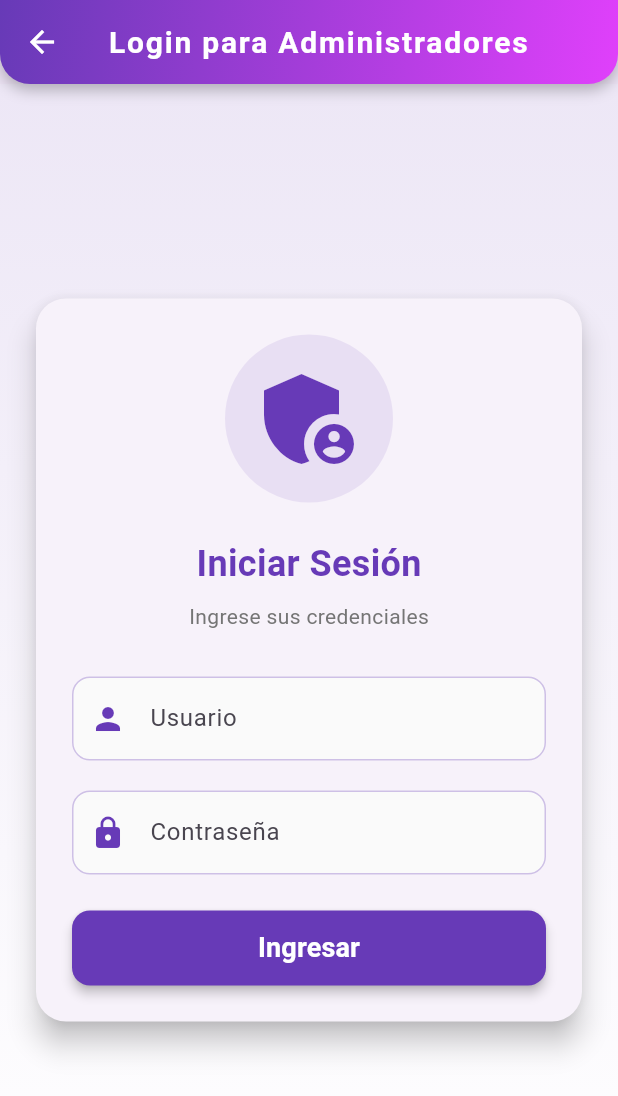
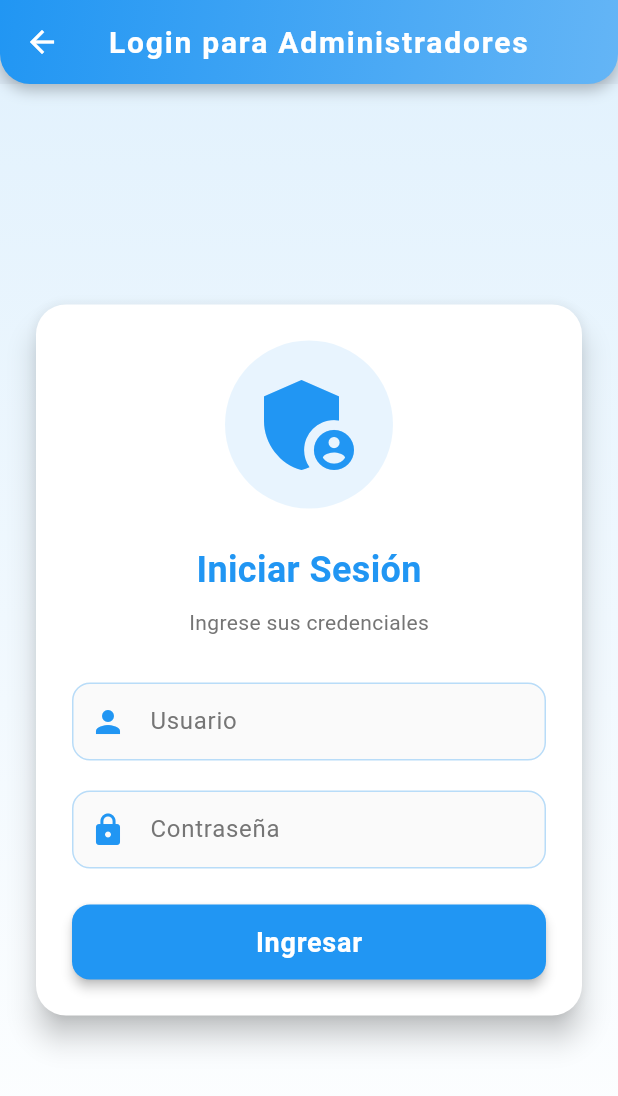
Before and after one commit to cristianchamorro/App_pedidos, a Flutter app: the screen it shows after launch, after a tap on "Ingresar como Administrador", on a phone screen of 412 x 824 dp. Shown: the top 1096 px of the screen. Run offline on Flutter 3.47's test engine with Material 3 defaults, Android fonts, the phone set to English and light mode, and no system bars; our stand-ins replace font_awesome_flutter, geocoding, geolocator, google_maps_flutter; network calls fail.

Commit message:
Implement light blue theme for food delivery app
Co-authored-by: cristianchamorro <17732871+cristianchamorro@users.noreply.github.com>

```diff
--- a/app_frontend/lib/main.dart
+++ b/app_frontend/lib/main.dart
@@ -7,6 +7,7 @@ import 'package:app_pedidos/pages/login_admin_page.dart';
 import 'pages/pedidos_cocinero_page.dart';
 import 'package:app_pedidos/pages/pedidos_cajero_page.dart';
 import 'package:app_pedidos/pages/domiciliario_page.dart';
+import 'package:app_pedidos/theme/app_theme.dart';
 
 void main() {
   runApp(const MyApp());
@@ -20,9 +21,7 @@ class MyApp extends StatelessWidget {
     return MaterialApp(
       debugShowCheckedModeBanner: false,
       title: 'App Pedidos',
-      theme: ThemeData(
-        primarySwatch: Colors.deepPurple,
-      ),
+      theme: AppTheme.lightTheme,
       home: const LoginChoicePage(), // ✅ pantalla inicial unificada
       routes: {
         '/location': (context) {
--- a/app_frontend/lib/pages/login_admin_page.dart
+++ b/app_frontend/lib/pages/login_admin_page.dart
@@ -1,5 +1,6 @@
 import 'package:flutter/material.dart';
 import '../api_service.dart';
+import '../theme/app_theme.dart';
 
 class LoginAdminPage extends StatefulWidget {
   const LoginAdminPage({super.key});
@@ -104,13 +105,9 @@ class _LoginAdminPageState extends State<LoginAdminPage> {
         elevation: 8,
         backgroundColor: Colors.transparent,
         flexibleSpace: Container(
-          decoration: const BoxDecoration(
-            gradient: LinearGradient(
-              colors: [Colors.deepPurple, Colors.purpleAccent],
-              begin: Alignment.topLeft,
-              end: Alignment.bottomRight,
-            ),
-            borderRadius: BorderRadius.vertical(
+          decoration: BoxDecoration(
+            gradient: AppTheme.primaryGradient,
+            borderRadius: const BorderRadius.vertical(
               bottom: Radius.circular(20),
             ),
             boxShadow: [
@@ -127,14 +124,7 @@ class _LoginAdminPageState extends State<LoginAdminPage> {
 
       body: Container(
         decoration: BoxDecoration(
-          gradient: LinearGradient(
-            begin: Alignment.topCenter,
-            end: Alignment.bottomCenter,
-            colors: [
-              Colors.deepPurple[50]!,
-              Colors.white,
-            ],
-          ),
+          gradient: AppTheme.backgroundGradient,
         ),
         child: Padding(
           padding: const EdgeInsets.all(20.0),
@@ -155,13 +145,13 @@ class _LoginAdminPageState extends State<LoginAdminPage> {
                         Container(
                           padding: const EdgeInsets.all(16),
                           decoration: BoxDecoration(
-                            color: Colors.deepPurple.withOpacity(0.1),
+                            color: AppTheme.primary.withOpacity(0.1),
                             shape: BoxShape.circle,
                           ),
                           child: const Icon(
                             Icons.admin_panel_settings,
                             size: 80,
-                            color: Colors.deepPurple,
+                            color: AppTheme.primary,
                           ),
                         ),
                         const SizedBox(height: 24),
@@ -170,7 +160,7 @@ class _LoginAdminPageState extends State<LoginAdminPage> {
                           style: TextStyle(
                             fontSize: 24,
                             fontWeight: FontWeight.bold,
-                            color: Colors.deepPurple,
+                            color: AppTheme.primary,
                           ),
                         ),
                         const SizedBox(height: 8),
@@ -186,17 +176,17 @@ class _LoginAdminPageState extends State<LoginAdminPage> {
                           controller: _usernameController,
                           decoration: InputDecoration(
                             labelText: "Usuario",
-                            prefixIcon: const Icon(Icons.person, color: Colors.deepPurple),
+                            prefixIcon: const Icon(Icons.person, color: AppTheme.primary),
                             border: OutlineInputBorder(
                               borderRadius: BorderRadius.circular(12),
                             ),
                             enabledBorder: OutlineInputBorder(
                               borderRadius: BorderRadius.circular(12),
-                              borderSide: BorderSide(color: Colors.deepPurple.withOpacity(0.3)),
+                              borderSide: BorderSide(color: AppTheme.primary.withOpacity(0.3)),
                             ),
                             focusedBorder: OutlineInputBorder(
                               borderRadius: BorderRadius.circular(12),
-                              borderSide: const BorderSide(color: Colors.deepPurple, width: 2),
+                              borderSide: const BorderSide(color: AppTheme.primary, width: 2),
                             ),
                             filled: true,
                             fillColor: Colors.grey[50],
@@ -209,17 +199,17 @@ class _LoginAdminPageState extends State<LoginAdminPage> {
                           controller: _passwordController,
                           decoration: InputDecoration(
                             labelText: "Contraseña",
-                            prefixIcon: const Icon(Icons.lock, color: Colors.deepPurple),
+                            prefixIcon: const Icon(Icons.lock, color: AppTheme.primary),
                             border: OutlineInputBorder(
                               borderRadius: BorderRadius.circular(12),
                             ),
                             enabledBorder: OutlineInputBorder(
                               borderRadius: BorderRadius.circular(12),
-                              borderSide: BorderSide(color: Colors.deepPurple.withOpacity(0.3)),
+                              borderSide: BorderSide(color: AppTheme.primary.withOpacity(0.3)),
                             ),
                             focusedBorder: OutlineInputBorder(
                               borderRadius: BorderRadius.circular(12),
-                              borderSide: const BorderSide(color: Colors.deepPurple, width: 2),
+                              borderSide: const BorderSide(color: AppTheme.primary, width: 2),
                             ),
                             filled: true,
                             fillColor: Colors.grey[50],
@@ -258,7 +248,7 @@ class _LoginAdminPageState extends State<LoginAdminPage> {
                               ? const Center(child: CircularProgressIndicator())
                               : ElevatedButton(
                             style: ElevatedButton.styleFrom(
-                              backgroundColor: Colors.deepPurple,
+                              backgroundColor: AppTheme.primary,
                               foregroundColor: Colors.white,
                               elevation: 3,
                               shape: RoundedRectangleBorder(
--- a/app_frontend/lib/pages/login_choice_page.dart
+++ b/app_frontend/lib/pages/login_choice_page.dart
@@ -1,6 +1,7 @@
 import 'package:flutter/material.dart';
 import '../screens/location_screen.dart';
 import 'login_admin_page.dart';
+import '../theme/app_theme.dart';
 
 class LoginChoicePage extends StatelessWidget {
   const LoginChoicePage({super.key});
@@ -8,7 +9,7 @@ class LoginChoicePage extends StatelessWidget {
   @override
   Widget build(BuildContext context) {
     return Scaffold(
-      backgroundColor: Colors.deepPurple[50],
+      backgroundColor: AppTheme.primaryVeryLight,
       appBar: AppBar(
         title: const Text(
           "Bienvenido",
@@ -23,13 +24,9 @@ class LoginChoicePage extends StatelessWidget {
         elevation: 8,
         backgroundColor: Colors.transparent,
         flexibleSpace: Container(
-          decoration: const BoxDecoration(
-            gradient: LinearGradient(
-              colors: [Colors.deepPurple, Colors.purpleAccent],
-              begin: Alignment.topLeft,
-              end: Alignment.bottomRight,
-            ),
-            borderRadius: BorderRadius.vertical(
+          decoration: BoxDecoration(
+            gradient: AppTheme.primaryGradient,
+            borderRadius: const BorderRadius.vertical(
               bottom: Radius.circular(20),
             ),
             boxShadow: [
@@ -56,7 +53,7 @@ class LoginChoicePage extends StatelessWidget {
                   shape: BoxShape.circle,
                   boxShadow: [
                     BoxShadow(
-                      color: Colors.deepPurple.withOpacity(0.3),
+                      color: AppTheme.primary.withOpacity(0.3),
                       blurRadius: 15,
                       spreadRadius: 5,
                     ),
@@ -65,7 +62,7 @@ class LoginChoicePage extends StatelessWidget {
                 child: const Icon(
                   Icons.restaurant_menu,
                   size: 80,
-                  color: Colors.deepPurple,
+                  color: AppTheme.primary,
                 ),
               ),
               const SizedBox(height: 40),
@@ -85,10 +82,10 @@ class LoginChoicePage extends StatelessWidget {
                 height: 60,
                 child: ElevatedButton.icon(
                   style: ElevatedButton.styleFrom(
-                    backgroundColor: Colors.deepPurple,
+                    backgroundColor: AppTheme.primary,
                     foregroundColor: Colors.white,
                     elevation: 5,
-                    shadowColor: Colors.deepPurple.withOpacity(0.5),
+                    shadowColor: AppTheme.primary.withOpacity(0.5),
                     shape: RoundedRectangleBorder(
                       borderRadius: BorderRadius.circular(15),
                     ),
@@ -116,10 +113,10 @@ class LoginChoicePage extends StatelessWidget {
                 child: ElevatedButton.icon(
                   style: ElevatedButton.styleFrom(
                     backgroundColor: Colors.white,
-                    foregroundColor: Colors.deepPurple,
+                    foregroundColor: AppTheme.primary,
                     elevation: 5,
-                    shadowColor: Colors.deepPurple.withOpacity(0.3),
-                    side: const BorderSide(color: Colors.deepPurple, width: 2),
+                    shadowColor: AppTheme.primary.withOpacity(0.3),
+                    side: const BorderSide(color: AppTheme.primary, width: 2),
                     shape: RoundedRectangleBorder(
                       borderRadius: BorderRadius.circular(15),
                     ),
--- /dev/null
+++ b/app_frontend/lib/theme/app_theme.dart
@@ -0,0 +1,358 @@
+import 'package:flutter/material.dart';
+
+/// App Theme for Food Delivery Application
+/// Uses a light blue color scheme suitable for food ordering apps
+class AppTheme {
+  // Primary Colors - Light Blue Theme
+  static const Color primary = Color(0xFF2196F3); // Blue 500
+  static const Color primaryLight = Color(0xFF64B5F6); // Blue 300
+  static const Color primaryDark = Color(0xFF1976D2); // Blue 700
+  static const Color primaryVeryLight = Color(0xFFE3F2FD); // Blue 50
+
+  // Secondary Colors - Complementary Orange for food-related actions
+  static const Color secondary = Color(0xFFFF9800); // Orange 500
+  static const Color secondaryLight = Color(0xFFFFB74D); // Orange 300
+  static const Color secondaryDark = Color(0xFFF57C00); // Orange 700
+
+  // Accent Colors
+  static const Color accent = Color(0xFF00BCD4); // Cyan 500
+  static const Color accentLight = Color(0xFF4DD0E1); // Cyan 300
+
+  // Status Colors
+  static const Color success = Color(0xFF4CAF50); // Green 500
+  static const Color warning = Color(0xFFFF9800); // Orange 500
+  static const Color error = Color(0xFFF44336); // Red 500
+  static const Color info = Color(0xFF2196F3); // Blue 500
+
+  // Neutral Colors
+  static const Color background = Color(0xFFF5F5F5); // Grey 100
+  static const Color surface = Colors.white;
+  static const Color surfaceVariant = Color(0xFFFAFAFA); // Grey 50
+
+  // Text Colors
+  static const Color textPrimary = Color(0xFF212121); // Grey 900
+  static const Color textSecondary = Color(0xFF757575); // Grey 600
+  static const Color textHint = Color(0xFF9E9E9E); // Grey 500
+  static const Color textOnPrimary = Colors.white;
+
+  // Border Colors
+  static const Color border = Color(0xFFE0E0E0); // Grey 300
+  static const Color divider = Color(0xFFBDBDBD); // Grey 400
+
+  /// Main App Theme Data
+  static ThemeData get lightTheme {
+    return ThemeData(
+      useMaterial3: true,
+
+      // Color Scheme
+      colorScheme: ColorScheme.light(
+        primary: primary,
+        primaryContainer: primaryLight,
+        secondary: secondary,
+        secondaryContainer: secondaryLight,
+        tertiary: accent,
+        tertiaryContainer: accentLight,
+        surface: surface,
+        surfaceContainerHighest: surfaceVariant,
+        error: error,
+        onPrimary: textOnPrimary,
+        onSecondary: textOnPrimary,
+        onSurface: textPrimary,
+        onError: textOnPrimary,
+      ),
+
+      // Primary Color Swatch
+      primaryColor: primary,
+      primaryColorLight: primaryLight,
+      primaryColorDark: primaryDark,
+
+      // Scaffold
+      scaffoldBackgroundColor: background,
+
+      // AppBar Theme
+      appBarTheme: const AppBarTheme(
+        centerTitle: true,
+        elevation: 0,
+        backgroundColor: Colors.transparent,
+        foregroundColor: textOnPrimary,
+        titleTextStyle: TextStyle(
+          color: textOnPrimary,
+          fontSize: 20,
+          fontWeight: FontWeight.bold,
+          letterSpacing: 1.1,
+        ),
+        iconTheme: IconThemeData(color: textOnPrimary),
+      ),
+
+      // Card Theme
+      cardTheme: CardTheme(
+        elevation: 3,
+        shape: RoundedRectangleBorder(
+          borderRadius: BorderRadius.circular(12),
+        ),
+        color: surface,
+        surfaceTintColor: Colors.transparent,
+      ),
+
+      // Elevated Button Theme
+      elevatedButtonTheme: ElevatedButtonThemeData(
+        style: ElevatedButton.styleFrom(
+          backgroundColor: primary,
+          foregroundColor: textOnPrimary,
+          elevation: 3,
+          padding: const EdgeInsets.symmetric(horizontal: 24, vertical: 12),
+          shape: RoundedRectangleBorder(
+            borderRadius: BorderRadius.circular(12),
+          ),
+          textStyle: const TextStyle(
+            fontSize: 16,
+            fontWeight: FontWeight.bold,
+            letterSpacing: 0.5,
+          ),
+        ),
+      ),
+
+      // Outlined Button Theme
+      outlinedButtonThemeData: OutlinedButtonThemeData(
+        style: OutlinedButton.styleFrom(
+          foregroundColor: primary,
+          side: const BorderSide(color: primary, width: 2),
+          padding: const EdgeInsets.symmetric(horizontal: 24, vertical: 12),
+          shape: RoundedRectangleBorder(
+            borderRadius: BorderRadius.circular(12),
+          ),
+          textStyle: const TextStyle(
+            fontSize: 16,
+            fontWeight: FontWeight.bold,
+            letterSpacing: 0.5,
+          ),
+        ),
+      ),
+
+      // Text Button Theme
+      textButtonTheme: TextButtonThemeData(
+        style: TextButton.styleFrom(
+          foregroundColor: primary,
+          padding: const EdgeInsets.symmetric(horizontal: 16, vertical: 8),
+          textStyle: const TextStyle(
+            fontSize: 14,
+            fontWeight: FontWeight.w600,
+          ),
+        ),
+      ),
+
+      // Floating Action Button Theme
+      floatingActionButtonTheme: FloatingActionButtonThemeData(
+        backgroundColor: secondary,
+        foregroundColor: textOnPrimary,
+        elevation: 6,
+        shape: RoundedRectangleBorder(
+          borderRadius: BorderRadius.circular(16),
+        ),
+      ),
+
+      // Input Decoration Theme
+      inputDecorationTheme: InputDecorationTheme(
+        filled: true,
+        fillColor: surfaceVariant,
+        contentPadding: const EdgeInsets.symmetric(horizontal: 16, vertical: 14),
+        border: OutlineInputBorder(
+          borderRadius: BorderRadius.circular(10),
+          borderSide: const BorderSide(color: border),
+        ),
+        enabledBorder: OutlineInputBorder(
+          borderRadius: BorderRadius.circular(10),
+          borderSide: const BorderSide(color: border),
+        ),
+        focusedBorder: OutlineInputBorder(
+          borderRadius: BorderRadius.circular(10),
+          borderSide: const BorderSide(color: primary, width: 2),
+        ),
+        errorBorder: OutlineInputBorder(
+          borderRadius: BorderRadius.circular(10),
+          borderSide: const BorderSide(color: error),
+        ),
+        focusedErrorBorder: OutlineInputBorder(
+          borderRadius: BorderRadius.circular(10),
+          borderSide: const BorderSide(color: error, width: 2),
+        ),
+        labelStyle: const TextStyle(color: textSecondary),
+        hintStyle: const TextStyle(color: textHint),
+        prefixIconColor: textSecondary,
+        suffixIconColor: textSecondary,
+      ),
+
+      // Icon Theme
+      iconTheme: const IconThemeData(
+        color: textPrimary,
+        size: 24,
+      ),
+
+      // Chip Theme
+      chipTheme: ChipThemeData(
+        backgroundColor: primaryVeryLight,
+        deleteIconColor: primary,
+        labelStyle: const TextStyle(color: textPrimary),
+        padding: const EdgeInsets.symmetric(horizontal: 12, vertical: 8),
+        shape: RoundedRectangleBorder(
+          borderRadius: BorderRadius.circular(20),
+        ),
+      ),
+
+      // Divider Theme
+      dividerTheme: const DividerThemeData(
+        color: divider,
+        thickness: 1,
+        space: 1,
+      ),
+
+      // Dialog Theme
+      dialogTheme: DialogTheme(
+        backgroundColor: surface,
+        elevation: 8,
+        shape: RoundedRectangleBorder(
+          borderRadius: BorderRadius.circular(16),
+        ),
+        titleTextStyle: const TextStyle(
+          color: textPrimary,
+          fontSize: 20,
+          fontWeight: FontWeight.bold,
+        ),
+      ),
+
+      // Bottom Navigation Bar Theme
+      bottomNavigationBarTheme: const BottomNavigationBarThemeData(
+        backgroundColor: surface,
+        selectedItemColor: primary,
+        unselectedItemColor: textSecondary,
+        elevation: 8,
+        type: BottomNavigationBarType.fixed,
+      ),
+
+      // SnackBar Theme
+      snackBarTheme: SnackBarThemeData(
+        backgroundColor: textPrimary,
+        contentTextStyle: const TextStyle(color: textOnPrimary),
+        shape: RoundedRectangleBorder(
+          borderRadius: BorderRadius.circular(8),
+        ),
+        behavior: SnackBarBehavior.floating,
+      ),
+
+      // Progress Indicator Theme
+      progressIndicatorTheme: const ProgressIndicatorThemeData(
+        color: primary,
+        linearTrackColor: primaryVeryLight,
+        circularTrackColor: primaryVeryLight,
+      ),
+
+      // List Tile Theme
+      listTileTheme: const ListTileThemeData(
+        contentPadding: EdgeInsets.symmetric(horizontal: 16, vertical: 8),
+        iconColor: textSecondary,
+        textColor: textPrimary,
+      ),
+    );
+  }
+
+  /// Helper method to create gradient for AppBars and Cards
+  static LinearGradient get primaryGradient {
+    return const LinearGradient(
+      colors: [primary, primaryLight],
+      begin: Alignment.topLeft,
+      end: Alignment.bottomRight,
+    );
+  }
+
+  /// Helper method to create gradient for secondary elements
+  static LinearGradient get secondaryGradient {
+    return const LinearGradient(
+      colors: [secondary, secondaryLight],
+      begin: Alignment.topLeft,
+      end: Alignment.bottomRight,
+    );
+  }
+
+  /// Helper method to create light background gradient
+  static LinearGradient get backgroundGradient {
+    return const LinearGradient(
+      begin: Alignment.topCenter,
+      end: Alignment.bottomCenter,
+      colors: [primaryVeryLight, surface],
+    );
+  }
+
+  /// Helper method for shadow decorations
+  static List<BoxShadow> get cardShadow {
+    return [
+      BoxShadow(
+        color: Colors.black.withOpacity(0.1),
+        blurRadius: 8,
+        offset: const Offset(0, 2),
+      ),
+    ];
+  }
+
+  /// Helper method for elevated shadow decorations
+  static List<BoxShadow> get elevatedShadow {
+    return [
+      BoxShadow(
+        color: primary.withOpacity(0.3),
+        blurRadius: 12,
+        offset: const Offset(0, 4),
+      ),
+    ];
+  }
+
+  /// Text Styles
+  static const TextStyle heading1 = TextStyle(
+    fontSize: 32,
+    fontWeight: FontWeight.bold,
+    color: textPrimary,
+    letterSpacing: 0.5,
+  );
+
+  static const TextStyle heading2 = TextStyle(
+    fontSize: 24,
+    fontWeight: FontWeight.bold,
+    color: textPrimary,
+    letterSpacing: 0.5,
+  );
+
+  static const TextStyle heading3 = TextStyle(
+    fontSize: 20,
+    fontWeight: FontWeight.bold,
+    color: textPrimary,
+    letterSpacing: 0.5,
+  );
+
+  static const TextStyle subtitle1 = TextStyle(
+    fontSize: 16,
+    fontWeight: FontWeight.w600,
+    color: textPrimary,
+  );
+
+  static const TextStyle subtitle2 = TextStyle(
+    fontSize: 14,
+    fontWeight: FontWeight.w600,
+    color: textSecondary,
+  );
+
+  static const TextStyle body1 = TextStyle(
+    fontSize: 16,
+    fontWeight: FontWeight.normal,
+    color: textPrimary,
+  );
+
+  static const TextStyle body2 = TextStyle(
+    fontSize: 14,
+    fontWeight: FontWeight.normal,
+    color: textSecondary,
+  );
+
+  static const TextStyle caption = TextStyle(
+    fontSize: 12,
+    fontWeight: FontWeight.normal,
+    color: textHint,
+  );
+}
```
Also changed, not shown: app_frontend/lib/pages/agregar_producto_page.dart (+7 -2 lines), app_frontend/lib/pages/cajero_dashboard_page.dart (+9 -12 lines), app_frontend/lib/pages/confirmar_pedido_page.dart (+7 -3 lines), app_frontend/lib/pages/detalle_pedido_page.dart (+16 -13 lines), app_frontend/lib/pages/domiciliario_page.dart (+4 -3 lines), app_frontend/lib/pages/pago_page.dart (+10 -8 lines), app_frontend/lib/pages/pedidos_cajero_page.dart (+12 -15 lines), app_frontend/lib/pages/pedidos_cocinero_page.dart (+8 -7 lines), app_frontend/lib/pages/productos_por_categoria_page.dart (+30 -25 lines), app_frontend/lib/screens/location_screen.dart (+11 -14 lines).
